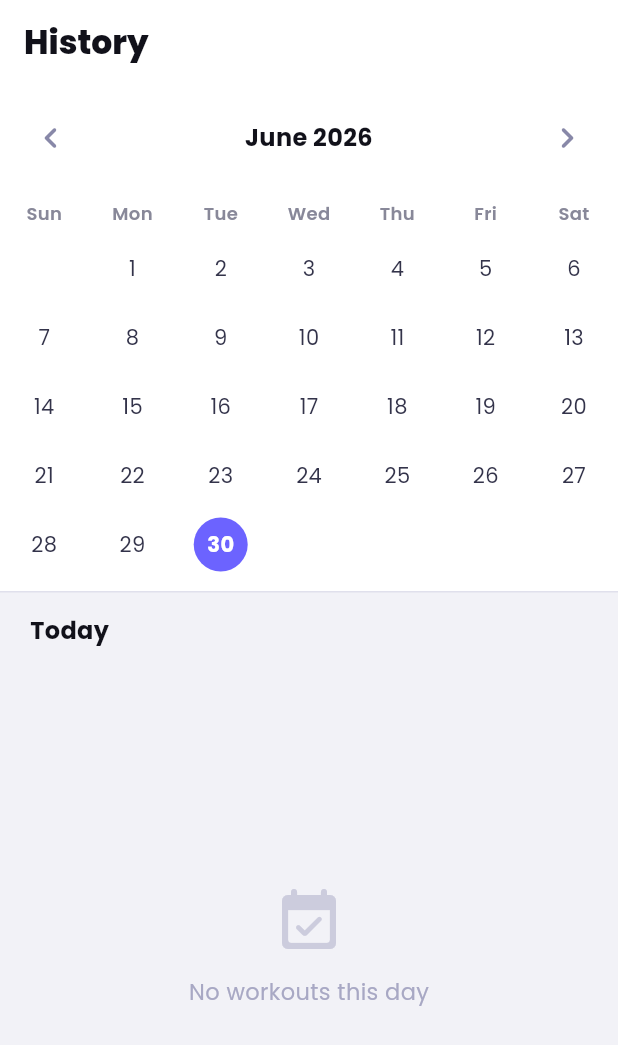
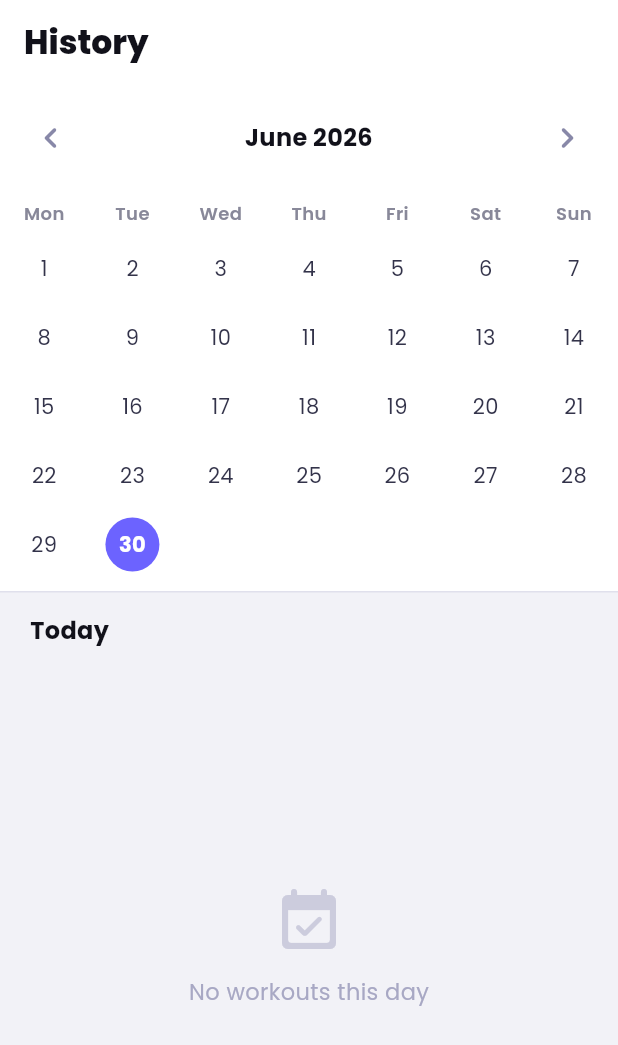
Before and after one commit to RiccardoPerin/GymTracker, a Flutter app: the HistoryScreen screen opened directly, on a phone screen of 412 x 824 dp. Shown: the top 1045 px of the screen. Run offline on Flutter 3.47's test engine with Material 3 defaults, Android fonts, the phone set to English and light mode, and no system bars; drawn by our look-alikes of table_calendar; our stand-ins replace google_fonts, shared_preferences; missing offline and left inert: liquid_glass_bar; accounts and stored records are empty; statements that could not run were skipped.

Commit message:
Fixed calendar bug

```diff
--- a/lib/screens/history_screen.dart
+++ b/lib/screens/history_screen.dart
@@ -21,6 +21,18 @@ class _HistoryScreenState extends State<HistoryScreen> {
     super.initState();
     _focusedDay = DateTime.now();
     _selectedDay = DateTime.now();
+  }
+
+  bool get _isNotCurrentMonth {
+    final now = DateTime.now();
+    return _focusedDay.month != now.month || _focusedDay.year != now.year;
+  }
+
+  void _goToToday() {
+    setState(() {
+      _focusedDay = DateTime.now();
+      _selectedDay = DateTime.now();
+    });
   }
 
   // ── Helpers ──────────────────────────────────────────────────────────────────
@@ -197,6 +209,19 @@ class _HistoryScreenState extends State<HistoryScreen> {
           'History',
           style: TextStyle(color: c.textPrimary, fontWeight: FontWeight.w800),
         ),
+        actions: [
+          if (_isNotCurrentMonth)
+            Padding(
+              padding: EdgeInsets.only(right: 16),
+              child: TextButton(
+                onPressed: _goToToday,
+                child: Text(
+                  'Today',
+                  style: TextStyle(color: AppColors.accentGreen, fontWeight: FontWeight.w700, fontSize: 15)
+                ),
+              ),
+            ),
+        ],
       ),
       body: Column(
         children: [
@@ -205,8 +230,9 @@ class _HistoryScreenState extends State<HistoryScreen> {
             color: c.calendarBg,
             padding: const EdgeInsets.only(bottom: 8),
             child: TableCalendar<CompletedWorkout>(
-              firstDay: DateTime.utc(2024, 1, 1),
-              lastDay: DateTime.utc(2030, 12, 31),
+              firstDay: DateTime.utc(2026, 1, 1),
+              lastDay: DateTime.utc(DateTime.now().year + 1, 12, 31),
+              startingDayOfWeek: StartingDayOfWeek.monday,
               focusedDay: _focusedDay,
               selectedDayPredicate: (day) => isSameDay(day, _selectedDay),
               eventLoader: provider.workoutsOnDay,
--- a/lib/screens/homepage.dart
+++ b/lib/screens/homepage.dart
@@ -24,7 +24,7 @@ class HomePage extends StatelessWidget {
             expandedHeight: 50,
             backgroundColor: Colors.transparent,
             flexibleSpace: FlexibleSpaceBar(
-              titlePadding: const EdgeInsets.only(left: 24, bottom: 16, top: 20),
+              titlePadding: const EdgeInsets.only(left: 24, bottom: 16),
               title: Text(
                 'GymTracker',
                 style: TextStyle(
```
